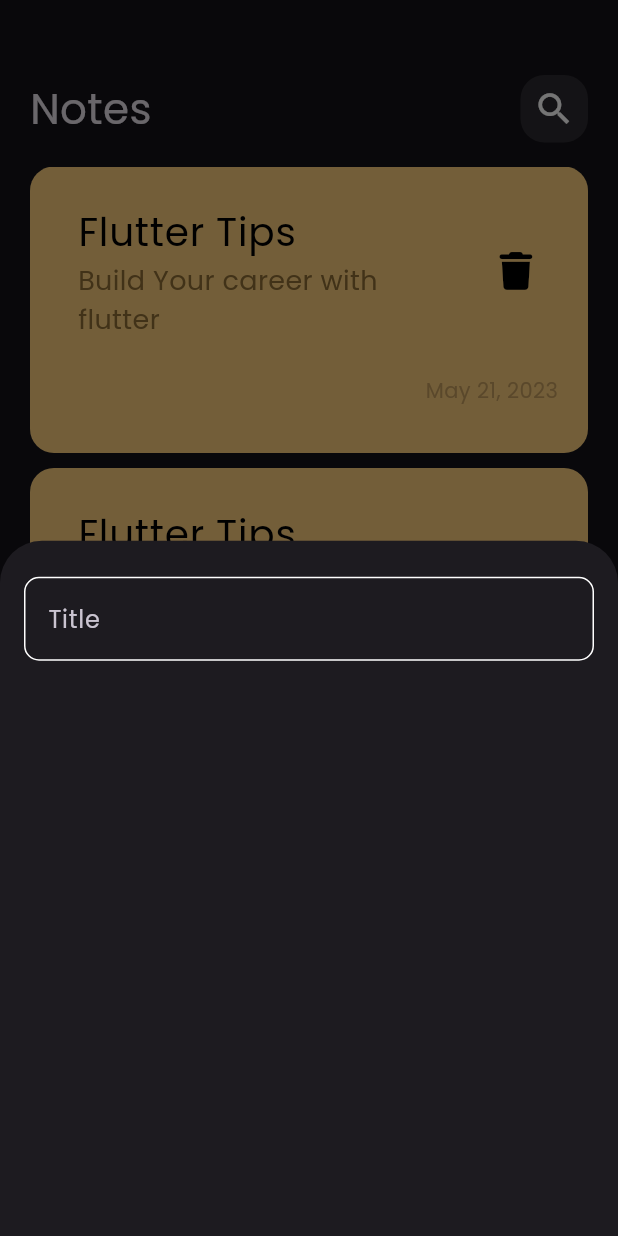
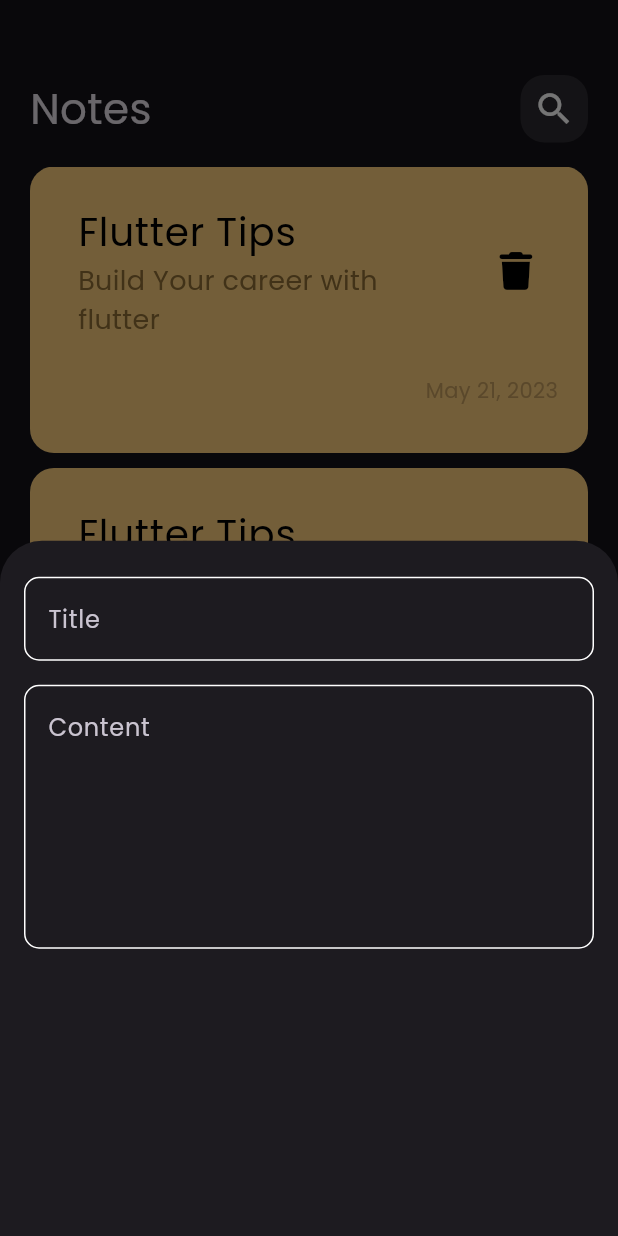
Before and after one commit to Eng-Mosad-99/notes, a Flutter app: the screen it shows after launch, after a tap on the "add" icon, on a phone screen of 412 x 824 dp. Run offline on Flutter 3.47's test engine with Material 3 defaults, Android fonts, the phone set to English and light mode, and no system bars; our stand-ins replace font_awesome_flutter.

Commit message:
add text form field to add note bottom sheet

```diff
--- /dev/null
+++ b/lib/widgets/custom_text_form_field.dart
@@ -0,0 +1,30 @@
+import 'package:flutter/material.dart';
+import 'package:notes/constant.dart';
+
+class CustomTextFormField extends StatelessWidget {
+  const CustomTextFormField(
+      {super.key, required this.hntText, this.maxLines = 1});
+  final String hntText;
+  final int? maxLines;
+  @override
+  Widget build(BuildContext context) {
+    return TextFormField(
+      maxLines: maxLines,
+      cursorColor: kPrimaryColor,
+      decoration: InputDecoration(
+        hintText: hntText,
+        enabledBorder: buildBorder(),
+        focusedBorder: buildBorder(kPrimaryColor),
+      ),
+    );
+  }
+
+  OutlineInputBorder buildBorder([color]) {
+    return OutlineInputBorder(
+      borderRadius: BorderRadius.circular(10),
+      borderSide: BorderSide(
+        color: color ?? Colors.white,
+      ),
+    );
+  }
+}
--- a/lib/widgets/note_bottom_sheet.dart
+++ b/lib/widgets/note_bottom_sheet.dart
@@ -1,5 +1,7 @@
 import 'package:flutter/material.dart';
 import 'package:notes/constant.dart';
+
+import 'custom_text_form_field.dart';
 
 class NoteBottomSheet extends StatelessWidget {
   const NoteBottomSheet({super.key});
@@ -13,34 +15,18 @@ class NoteBottomSheet extends StatelessWidget {
           SizedBox(
             height: 24,
           ),
-          CustomTextFormField(),
+          CustomTextFormField(
+            hntText: 'Title',
+          ),
+          SizedBox(
+            height: 16,
+          ),
+          CustomTextFormField(
+            hntText: 'Content',
+            maxLines: 6,
+          ),
         ],
       ),
     );
   }
 }
-
-class CustomTextFormField extends StatelessWidget {
-  const CustomTextFormField({super.key});
-
-  @override
-  Widget build(BuildContext context) {
-    return TextFormField(
-      cursorColor: kPrimaryColor,
-      decoration: InputDecoration(
-        hintText: 'Title',
-        enabledBorder: buildBorder(),
-        focusedBorder: buildBorder(kPrimaryColor),
-      ),
-    );
-  }
-
-  OutlineInputBorder buildBorder([color]) {
-    return OutlineInputBorder(
-      borderRadius: BorderRadius.circular(10),
-      borderSide: BorderSide(
-        color: color ?? Colors.white,
-      ),
-    );
-  }
-}
```
